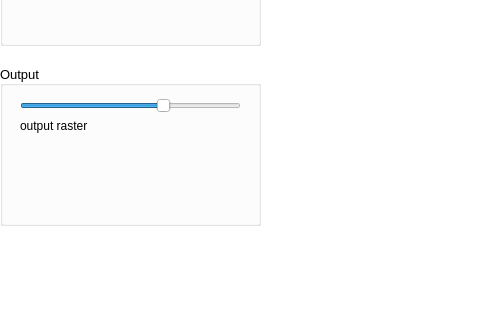
Before: the Qt Designer form bin/CRITERIA3D/mainwindow.ui in gaowudao/CRITERIA3D, drawn with Qt 5; both pictures show x 0 to 480 and y 305 to 625 of the 1280 by 720 pixel window.
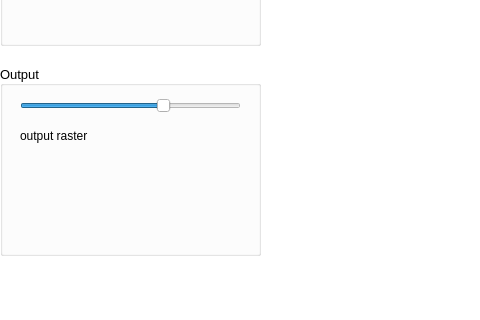
After: the same form once the commit is applied.

Commit message: criteria 3d interface

What changed in the file:
```diff
--- a/bin/CRITERIA3D/mainwindow.ui
+++ b/bin/CRITERIA3D/mainwindow.ui
@@ -1532,7 +1532,7 @@
       <x>0</x>
       <y>350</y>
       <width>261</width>
-      <height>161</height>
+      <height>191</height>
      </rect>
     </property>
     <property name="palette">
@@ -2037,7 +2037,7 @@
      <property name="geometry">
       <rect>
        <x>1</x>
-       <y>80</y>
+       <y>90</y>
        <width>258</width>
        <height>42</height>
       </rect>
@@ -2057,7 +2057,7 @@
      <property name="geometry">
       <rect>
        <x>20</x>
-       <y>50</y>
+       <y>60</y>
        <width>151</width>
        <height>21</height>
       </rect>
```
The commit also changes 1 other file.
